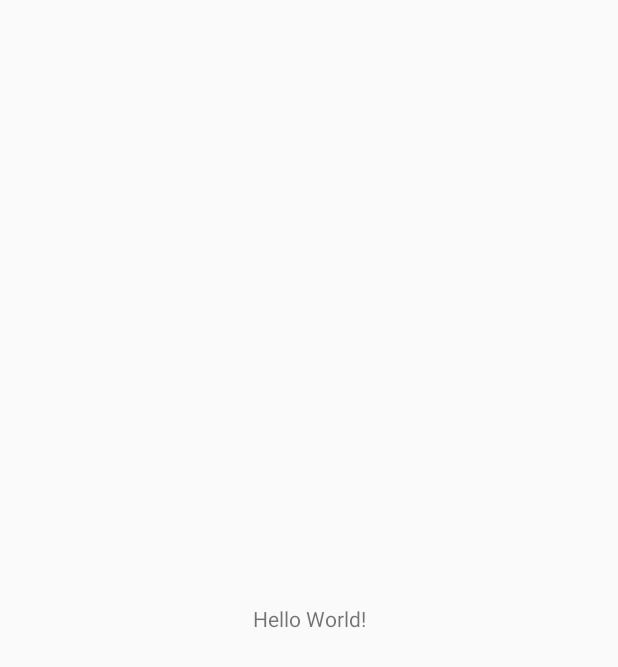
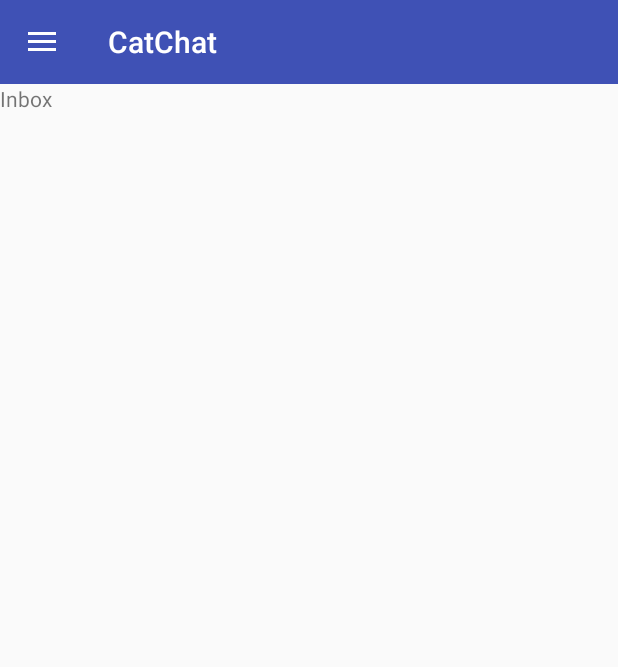
Before and after one commit to vincentiachen/MobileProgramming, an Android app: the screen it shows after launch (MainActivity), on a phone screen of 412 x 824 dp. Before the commit the part shown is almost empty. Shown: the top 667 px of the screen. Run offline under Robolectric (Android 15) with nearby library versions, the phone set to English and light mode, and no system bars.

Commit message:
Finishing CatChat (chapter 14)

```diff
--- a/CatChat/app/src/main/AndroidManifest.xml
+++ b/CatChat/app/src/main/AndroidManifest.xml
@@ -9,7 +9,11 @@
         android:roundIcon="@mipmap/ic_launcher_round"
         android:supportsRtl="true"
         android:theme="@style/AppTheme">
-        <activity android:name=".FeedbackActivity"></activity>
+        <meta-data
+            android:name="com.google.android.actions"
+            android:resource="@menu/menu_nav" />
+
+        <activity android:name=".FeedbackActivity" />
         <activity android:name=".HelpActivity" />
         <activity android:name=".MainActivity">
             <intent-filter>
--- a/CatChat/app/src/main/java/com/hfad/catchat/MainActivity.java
+++ b/CatChat/app/src/main/java/com/hfad/catchat/MainActivity.java
@@ -1,14 +1,84 @@
 package com.hfad.catchat;
 
+import androidx.appcompat.app.ActionBarDrawerToggle;
 import androidx.appcompat.app.AppCompatActivity;
+import androidx.appcompat.widget.Toolbar;
+import androidx.core.view.GravityCompat;
+import androidx.drawerlayout.widget.DrawerLayout;
+import androidx.fragment.app.Fragment;
+import androidx.fragment.app.FragmentTransaction;
 
+import android.content.Intent;
 import android.os.Bundle;
+import android.view.MenuItem;
 
-public class MainActivity extends AppCompatActivity {
+import com.google.android.material.navigation.NavigationView;
 
+public class MainActivity extends AppCompatActivity
+        implements NavigationView.OnNavigationItemSelectedListener {
     @Override
     protected void onCreate(Bundle savedInstanceState) {
         super.onCreate(savedInstanceState);
         setContentView(R.layout.activity_main);
+        Toolbar toolbar = (Toolbar) findViewById(R.id.toolbar);
+        setSupportActionBar(toolbar);
+        DrawerLayout drawer = (DrawerLayout) findViewById(R.id.drawer_layout);
+        ActionBarDrawerToggle toggle = new ActionBarDrawerToggle(this,
+                drawer,
+                toolbar,
+                R.string.nav_open_drawer,
+                R.string.nav_close_drawer);
+        drawer.addDrawerListener(toggle);
+        toggle.syncState();
+        NavigationView navigationView = (NavigationView) findViewById(R.id.nav_view);
+        navigationView.setNavigationItemSelectedListener(this);
+        Fragment fragment = new InboxFragment();
+        FragmentTransaction ft = getSupportFragmentManager().beginTransaction();
+        ft.add(R.id.content_frame, fragment);
+        ft.commit();
+    }
+    @Override
+    public boolean onNavigationItemSelected(MenuItem item) {
+        int id = item.getItemId();
+        Fragment fragment = null;
+        Intent intent = null;
+        switch(id){
+            case R.id.nav_drafts:
+                fragment = new DraftsFragment();
+                break;
+            case R.id.nav_sent:
+                fragment = new SentItemsFragment();
+                break;
+            case R.id.nav_trash:
+                fragment = new TrashFragment();
+                break;
+            case R.id.nav_help:
+                intent = new Intent(this, HelpActivity.class);
+                break;
+            case R.id.nav_feedback:
+                intent = new Intent(this, FeedbackActivity.class);
+                break;
+            default:
+                fragment = new InboxFragment();
+        }
+        if (fragment != null) {
+            FragmentTransaction ft = getSupportFragmentManager().beginTransaction();
+            ft.replace(R.id.content_frame, fragment);
+            ft.commit();
+        } else {
+            startActivity(intent);
+        }
+        DrawerLayout drawer = (DrawerLayout) findViewById(R.id.drawer_layout);
+        drawer.closeDrawer(GravityCompat.START);
+        return true;
+    }
+    @Override
+    public void onBackPressed() {
+        DrawerLayout drawer = (DrawerLayout) findViewById(R.id.drawer_layout);
+        if (drawer.isDrawerOpen(GravityCompat.START)) {
+            drawer.closeDrawer(GravityCompat.START);
+        } else {
+            super.onBackPressed();
+        }
     }
 }
--- a/CatChat/app/src/main/res/layout/activity_main.xml
+++ b/CatChat/app/src/main/res/layout/activity_main.xml
@@ -1,18 +1,29 @@
 <?xml version="1.0" encoding="utf-8"?>
-<androidx.constraintlayout.widget.ConstraintLayout xmlns:android="http://schemas.android.com/apk/res/android"
+<androidx.drawerlayout.widget.DrawerLayout
+    xmlns:android="http://schemas.android.com/apk/res/android"
     xmlns:app="http://schemas.android.com/apk/res-auto"
-    xmlns:tools="http://schemas.android.com/tools"
+    android:id="@+id/drawer_layout"
     android:layout_width="match_parent"
-    android:layout_height="match_parent"
-    tools:context=".MainActivity">
+    android:layout_height="match_parent" >
+    <LinearLayout
+        android:layout_width="match_parent"
+        android:layout_height="match_parent"
+        android:orientation="vertical" >
 
-    <TextView
+        <include
+            layout="@layout/toolbar_main"
+            android:id="@+id/toolbar" />
+
+        <FrameLayout
+            android:id="@+id/content_frame"
+            android:layout_width="match_parent"
+            android:layout_height="match_parent" />
+    </LinearLayout>
+    <com.google.android.material.navigation.NavigationView
+        android:id="@+id/nav_view"
         android:layout_width="wrap_content"
-        android:layout_height="wrap_content"
-        android:text="Hello World!"
-        app:layout_constraintBottom_toBottomOf="parent"
-        app:layout_constraintLeft_toLeftOf="parent"
-        app:layout_constraintRight_toRightOf="parent"
-        app:layout_constraintTop_toTopOf="parent" />
-
-</androidx.constraintlayout.widget.ConstraintLayout>
+        android:layout_height="match_parent"
+        android:layout_gravity="start"
+        app:headerLayout="@layout/nav_header"
+        app:menu="@menu/menu_nav" />
+</androidx.drawerlayout.widget.DrawerLayout>
--- a/CatChat/app/src/main/res/layout/toolbar_main.xml
+++ b/CatChat/app/src/main/res/layout/toolbar_main.xml
@@ -1,3 +1,4 @@
+<?xml version="1.0" encoding="utf-8"?>
 <androidx.appcompat.widget.Toolbar
     xmlns:android="http://schemas.android.com/apk/res/android"
     android:layout_width="match_parent"
--- /dev/null
+++ b/CatChat/app/src/main/res/menu/menu_nav.xml
@@ -0,0 +1,35 @@
+<?xml version="1.0" encoding="utf-8"?>
+<menu xmlns:android="http://schemas.android.com/apk/res/android">
+    <group android:checkableBehavior="single">
+        <item
+            android:id="@+id/nav_inbox"
+            android:icon="@android:drawable/sym_action_email"
+            android:title="@string/nav_inbox"
+            android:checked="true" />
+        <item
+            android:id="@+id/nav_drafts"
+            android:icon="@android:drawable/ic_menu_edit"
+            android:title="@string/nav_drafts" />
+        <item
+            android:id="@+id/nav_sent"
+            android:icon="@android:drawable/ic_menu_send"
+            android:title="@string/nav_sent" />
+        <item
+            android:id="@+id/nav_trash"
+            android:icon="@android:drawable/ic_menu_delete"
+            android:title="@string/nav_trash" />
+
+        <item android:title="@string/nav_support">
+            <menu>
+                <item
+                    android:id="@+id/nav_help"
+                    android:icon="@android:drawable/ic_menu_help"
+                    android:title="@string/nav_help"/>
+                <item
+                    android:id="@+id/nav_feedback"
+                    android:icon="@android:drawable/sym_action_email"
+                    android:title="@string/nav_feedback" />
+            </menu>
+        </item>
+    </group>
+</menu>
--- a/CatChat/app/src/main/res/values/strings.xml
+++ b/CatChat/app/src/main/res/values/strings.xml
@@ -1,5 +1,13 @@
 <resources>
     <string name="app_name">CatChat</string>
-    <!-- TODO: Remove or change this placeholder text -->
-    <string name="hello_blank_fragment">Hello blank fragment</string>
+    <string name="user_name">spot@catchat.com</string>
+    <string name="nav_inbox">Mesagez</string>
+    <string name="nav_drafts">Draftz</string>
+    <string name="nav_sent">Sent mesagez</string>
+    <string name="nav_trash">In da trash</string>
+    <string name="nav_support">Support</string>
+    <string name="nav_help">Halp</string>
+    <string name="nav_feedback">Giv us feedback</string>
+    <string name="nav_open_drawer">Open navigation drawer</string>
+    <string name="nav_close_drawer">Close navigation drawer</string>
 </resources>
```
Also changed, not shown: CatChat/app/src/main/res/layout/nav_header.xml (added, +31 -0 lines), CatChat/app/src/main/res/drawable/kitten_small.jpg (added).
